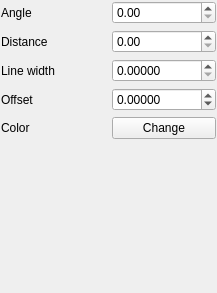
Old version of the form src/ui/symbollayer/widget_linepatternfill.ui in the repository qgis/QGIS.
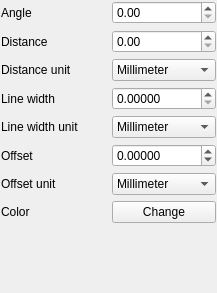
New version of the form. Custom widgets are drawn as their Qt base class.

Commit message: Output units for line pattern fill symbollayer

Patch:
```diff
--- a/src/ui/symbollayer/widget_linepatternfill.ui
+++ b/src/ui/symbollayer/widget_linepatternfill.ui
@@ -17,21 +17,7 @@
    <property name="margin">
     <number>1</number>
    </property>
-   <item row="1" column="1">
-    <widget class="QDoubleSpinBox" name="mDistanceSpinBox">
-     <property name="maximum">
-      <double>999999999.000000000000000</double>
-     </property>
-    </widget>
-   </item>
-   <item row="0" column="1">
-    <widget class="QDoubleSpinBox" name="mAngleSpinBox">
-     <property name="maximum">
-      <double>360.000000000000000</double>
-     </property>
-    </widget>
-   </item>
-   <item row="3" column="1">
+   <item row="5" column="1">
     <widget class="QDoubleSpinBox" name="mOffsetSpinBox">
      <property name="decimals">
       <number>5</number>
@@ -39,9 +25,12 @@
      <property name="minimum">
       <double>-99.000000000000000</double>
      </property>
+     <property name="maximum">
+      <double>999999999.000000000000000</double>
+     </property>
     </widget>
    </item>
-   <item row="2" column="1">
+   <item row="3" column="1">
     <widget class="QDoubleSpinBox" name="mLineWidthSpinBox">
      <property name="decimals">
       <number>5</number>
@@ -51,7 +40,56 @@
      </property>
     </widget>
    </item>
+   <item row="7" column="1">
+    <widget class="QgsColorButtonV2" name="mColorPushButton">
+     <property name="text">
+      <string>Change</string>
+     </property>
+    </widget>
+   </item>
+   <item row="0" column="0">
+    <widget class="QLabel" name="mAngleLabel">
+     <property name="text">
+      <string>Angle</string>
+     </property>
+    </widget>
+   </item>
+   <item row="0" column="1">
+    <widget class="QDoubleSpinBox" name="mAngleSpinBox">
+     <property name="maximum">
+      <double>360.000000000000000</double>
+     </property>
+    </widget>
+   </item>
+   <item row="4" column="1">
+    <widget class="QComboBox" name="mLineWidthUnitComboBox">
+     <item>
+      <property name="text">
+       <string>Millimeter</string>
+      </property>
+     </item>
+     <item>
+      <property name="text">
+       <string>Map unit</string>
+      </property>
+     </item>
+    </widget>
+   </item>
+   <item row="1" column="0">
+    <widget class="QLabel" name="mDistanceLabel">
+     <property name="text">
+      <string>Distance</string>
+     </property>
+    </widget>
+   </item>
    <item row="2" column="0">
+    <widget class="QLabel" name="mDistanceUnitLabel">
+     <property name="text">
+      <string>Distance unit</string>
+     </property>
+    </widget>
+   </item>
+   <item row="3" column="0">
     <widget class="QLabel" name="mLineWidthLabel">
      <property name="text">
       <string>Line width</string>
@@ -59,20 +97,41 @@
     </widget>
    </item>
    <item row="4" column="0">
+    <widget class="QLabel" name="mLineWidthUnitLabel">
+     <property name="text">
+      <string>Line width unit</string>
+     </property>
+    </widget>
+   </item>
+   <item row="7" column="0">
     <widget class="QLabel" name="mColorLabel">
      <property name="text">
       <string>Color</string>
      </property>
     </widget>
    </item>
-   <item row="0" column="0">
-    <widget class="QLabel" name="mAngleLabel">
+   <item row="2" column="1">
+    <widget class="QComboBox" name="mDistanceUnitComboBox">
+     <item>
+      <property name="text">
+       <string>Millimeter</string>
+      </property>
+     </item>
+     <item>
+      <property name="text">
+       <string>Map unit</string>
+      </property>
+     </item>
+    </widget>
+   </item>
+   <item row="5" column="0">
+    <widget class="QLabel" name="mOffsetLabel">
      <property name="text">
-      <string>Angle</string>
+      <string>Offset</string>
      </property>
     </widget>
    </item>
-   <item row="5" column="0" colspan="2">
+   <item row="8" column="0" colspan="2">
     <spacer name="verticalSpacer">
      <property name="orientation">
       <enum>Qt::Vertical</enum>
@@ -85,24 +144,31 @@
      </property>
     </spacer>
    </item>
-   <item row="4" column="1">
-    <widget class="QgsColorButtonV2" name="mColorPushButton">
-     <property name="text">
-      <string>Change</string>
+   <item row="1" column="1">
+    <widget class="QDoubleSpinBox" name="mDistanceSpinBox">
+     <property name="maximum">
+      <double>999999999.000000000000000</double>
      </property>
     </widget>
    </item>
-   <item row="1" column="0">
-    <widget class="QLabel" name="mDistanceLabel">
-     <property name="text">
-      <string>Distance</string>
-     </property>
+   <item row="6" column="1">
+    <widget class="QComboBox" name="mOffsetUnitComboBox">
+     <item>
+      <property name="text">
+       <string>Millimeter</string>
+      </property>
+     </item>
+     <item>
+      <property name="text">
+       <string>Map unit</string>
+      </property>
+     </item>
     </widget>
    </item>
-   <item row="3" column="0">
-    <widget class="QLabel" name="mOffsetLabel">
+   <item row="6" column="0">
+    <widget class="QLabel" name="mOffsetUnitLabel">
      <property name="text">
-      <string>Offset</string>
+      <string>Offset unit</string>
      </property>
     </widget>
    </item>
```
The commit also changes 5 other files.
